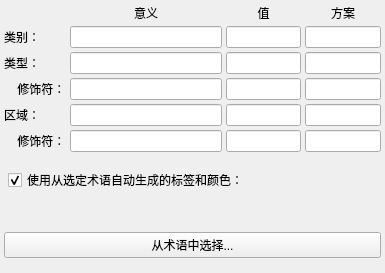
The window that miniSlicer/Slicer/Modules/Loadable/Colors/Widgets/Resources/UI/qSlicerTerminologyEditorWidget.ui (jiaqiwang969/Slicer) describes before a commit, drawn with Qt 5.
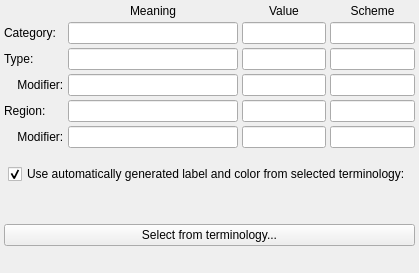
The same window after the commit.

What changed in the file:
```diff
--- a/miniSlicer/Slicer/Modules/Loadable/Colors/Widgets/Resources/UI/qSlicerTerminologyEditorWidget.ui
+++ b/miniSlicer/Slicer/Modules/Loadable/Colors/Widgets/Resources/UI/qSlicerTerminologyEditorWidget.ui
@@ -33,7 +33,7 @@
      <item row="0" column="2">
       <widget class="QLabel" name="label_3">
        <property name="text">
-        <string>值</string>
+        <string>Value</string>
        </property>
        <property name="alignment">
         <set>Qt::AlignCenter</set>
@@ -43,7 +43,7 @@
      <item row="0" column="3">
       <widget class="QLabel" name="label_2">
        <property name="text">
-        <string>方案</string>
+        <string>Scheme</string>
        </property>
        <property name="alignment">
         <set>Qt::AlignCenter</set>
@@ -53,7 +53,7 @@
      <item row="4" column="0">
       <widget class="QLabel" name="label_7">
        <property name="text">
-        <string>区域：</string>
+        <string>Region:</string>
        </property>
       </widget>
      </item>
@@ -83,14 +83,14 @@
      <item row="3" column="0">
       <widget class="QLabel" name="label_6">
        <property name="text">
-        <string>    修饰符：</string>
+        <string>    Modifier:</string>
        </property>
       </widget>
      </item>
      <item row="1" column="0">
       <widget class="QLabel" name="label_4">
        <property name="text">
-        <string>类别：</string>
+        <string>Category:</string>
        </property>
       </widget>
      </item>
@@ -107,7 +107,7 @@
      <item row="2" column="0">
       <widget class="QLabel" name="label_5">
        <property name="text">
-        <string>类型：</string>
+        <string>Type:</string>
        </property>
       </widget>
      </item>
@@ -149,7 +149,7 @@
         </sizepolicy>
        </property>
        <property name="text">
-        <string>意义</string>
+        <string>Meaning</string>
        </property>
        <property name="alignment">
         <set>Qt::AlignCenter</set>
@@ -159,7 +159,7 @@
      <item row="5" column="0">
       <widget class="QLabel" name="label_8">
        <property name="text">
-        <string>    修饰符：</string>
+        <string>    Modifier:</string>
        </property>
       </widget>
      </item>
@@ -240,7 +240,7 @@
       <item>
        <widget class="QCheckBox" name="useAutoGeneratedCheckBox">
         <property name="text">
-         <string>使用从选定术语自动生成的标签和颜色：</string>
+         <string>Use automatically generated label and color from selected terminology:</string>
         </property>
         <property name="checked">
          <bool>true</bool>
@@ -286,7 +286,7 @@
    <item>
     <widget class="QPushButton" name="selectFromTerminologyButton">
      <property name="text">
-      <string>从术语中选择...</string>
+      <string>Select from terminology...</string>
      </property>
     </widget>
    </item>
```
Left out of the diff: 25 changed lines with no effect on the pictures.
